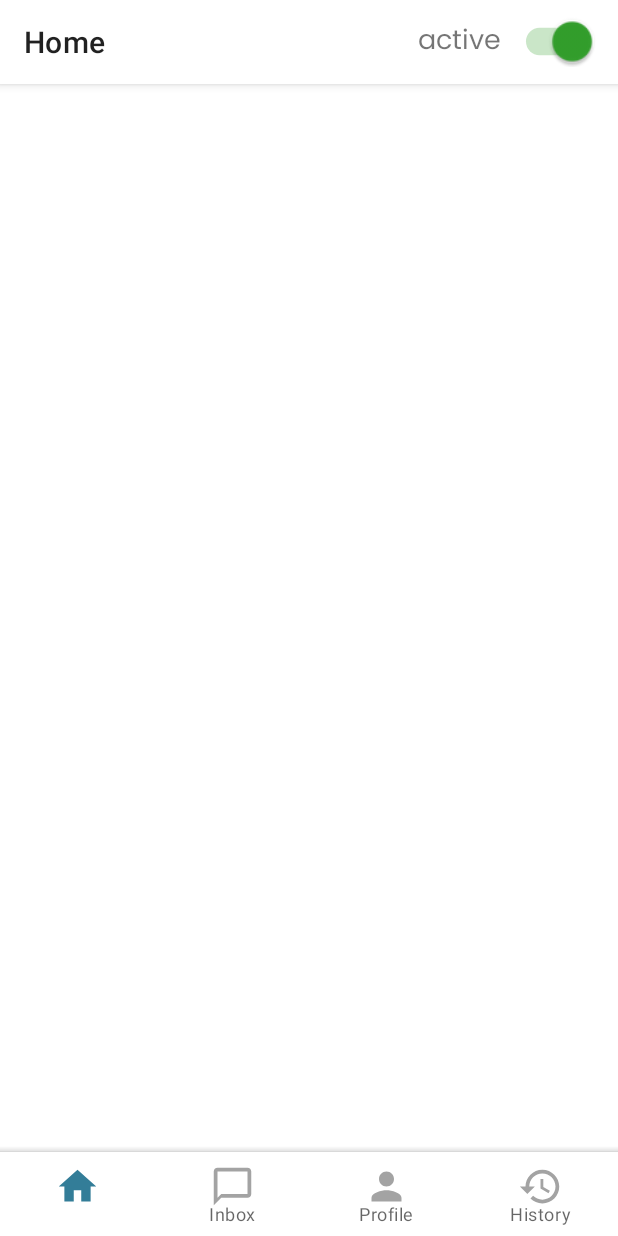
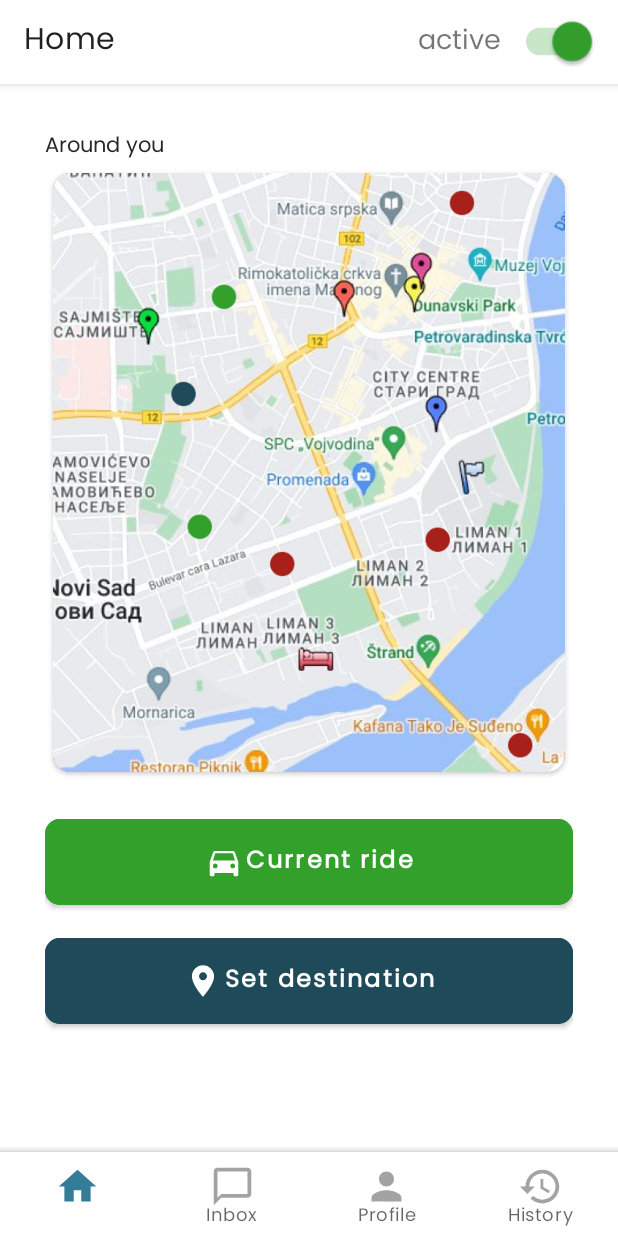
Before and after one commit to tince250/HopIn_mobile, an Android app: the screen it shows after launch (DriverMainActivity), on a phone screen of 412 x 824 dp. Run offline under Robolectric (Android 15) with nearby library versions, the phone set to English and light mode, and no system bars.

Commit message:
added main frame components, icon alignment pending

```diff
--- /dev/null
+++ b/UberApp_Tim13/app/src/main/res/drawable/ic_car.xml
@@ -0,0 +1,5 @@
+<vector android:height="24dp" android:tint="#000000"
+    android:viewportHeight="24" android:viewportWidth="24"
+    android:width="24dp" xmlns:android="http://schemas.android.com/apk/res/android">
+    <path android:fillColor="@android:color/white" android:pathData="M18.92,6.01C18.72,5.42 18.16,5 17.5,5h-11c-0.66,0 -1.21,0.42 -1.42,1.01L3,12v8c0,0.55 0.45,1 1,1h1c0.55,0 1,-0.45 1,-1v-1h12v1c0,0.55 0.45,1 1,1h1c0.55,0 1,-0.45 1,-1v-8l-2.08,-5.99zM6.5,16c-0.83,0 -1.5,-0.67 -1.5,-1.5S5.67,13 6.5,13s1.5,0.67 1.5,1.5S7.33,16 6.5,16zM17.5,16c-0.83,0 -1.5,-0.67 -1.5,-1.5s0.67,-1.5 1.5,-1.5 1.5,0.67 1.5,1.5 -0.67,1.5 -1.5,1.5zM5,11l1.5,-4.5h11L19,11L5,11z"/>
+</vector>
--- /dev/null
+++ b/UberApp_Tim13/app/src/main/res/drawable/ic_location_pin.xml
@@ -0,0 +1,5 @@
+<vector android:height="24dp" android:tint="#000000"
+    android:viewportHeight="24" android:viewportWidth="24"
+    android:width="24dp" xmlns:android="http://schemas.android.com/apk/res/android">
+    <path android:fillColor="@android:color/white" android:pathData="M12,2C8.13,2 5,5.13 5,9c0,5.25 7,13 7,13s7,-7.75 7,-13c0,-3.87 -3.13,-7 -7,-7zM12,11.5c-1.38,0 -2.5,-1.12 -2.5,-2.5s1.12,-2.5 2.5,-2.5 2.5,1.12 2.5,2.5 -1.12,2.5 -2.5,2.5z"/>
+</vector>
--- a/UberApp_Tim13/app/src/main/res/layout/activity_driver_main.xml
+++ b/UberApp_Tim13/app/src/main/res/layout/activity_driver_main.xml
@@ -5,6 +5,78 @@
     android:layout_width="match_parent"
     android:layout_height="match_parent"
     tools:context=".DriverMainActivity">
+
+    <RelativeLayout
+        android:layout_width="match_parent"
+        android:layout_height="wrap_content"
+        android:layout_gravity="top"
+        android:padding="30dp">
+
+        <TextView
+            android:id="@+id/aroundTW"
+            android:layout_width="wrap_content"
+            android:layout_height="wrap_content"
+            android:text="@string/aroundYou"
+            android:fontFamily="@font/poppinsbold"
+            android:textColor="@color/black"/>
+
+        <androidx.cardview.widget.CardView
+            android:id="@+id/map_card"
+            android:layout_width="match_parent"
+            android:layout_height="wrap_content"
+            app:cardCornerRadius="12dp"
+            android:layout_margin="5dp"
+            android:elevation="10dp"
+            android:layout_below="@id/aroundTW">
+
+            <ImageView
+                android:id="@+id/imageView2"
+                android:layout_width="wrap_content"
+                android:layout_height="wrap_content"
+                app:srcCompat="@drawable/mapa_mockap"
+                android:adjustViewBounds="true"/>
+        </androidx.cardview.widget.CardView>
+
+        <com.google.android.material.button.MaterialButton
+            android:id="@+id/button_current_ride"
+            android:layout_width="match_parent"
+            android:layout_height="wrap_content"
+            android:layout_below="@id/map_card"
+            android:backgroundTint="@color/green"
+            android:text="@string/current_ride"
+            android:textColor="@color/white"
+            android:textFontWeight="700"
+            android:textAllCaps="false"
+            android:layout_marginTop="20dp"
+            android:textSize="16dp"
+            android:padding="15dp"
+            app:cornerRadius="10dp"
+            app:icon="@drawable/ic_car"
+            app:iconGravity="textStart"
+            app:iconSize="25dp"
+            app:iconPadding="2dp"/>
+
+        <com.google.android.material.button.MaterialButton
+            android:id="@+id/button_set_dest"
+            android:layout_width="match_parent"
+            android:layout_height="wrap_content"
+            android:layout_below="@id/button_current_ride"
+            android:backgroundTint="@color/dark_blue"
+            android:text="@string/set_destination"
+            android:textColor="@color/white"
+            android:textFontWeight="700"
+            android:textAllCaps="false"
+            app:iconTint="@color/white"
+            android:layout_marginTop="10dp"
+            android:textSize="16dp"
+            android:padding="15dp"
+            app:cornerRadius="10dp"
+            app:icon="@drawable/ic_location_pin"
+            app:iconGravity="textStart"
+            app:iconSize="25dp"
+            app:iconPadding="2dp"
+            />
+    </RelativeLayout>
 
     <com.google.android.material.bottomappbar.BottomAppBar
         android:id="@+id/bottomAppBarDriver"
--- a/UberApp_Tim13/app/src/main/res/values/strings.xml
+++ b/UberApp_Tim13/app/src/main/res/values/strings.xml
@@ -12,4 +12,7 @@
     <string name="profile_nav">Profile</string>
     <string name="history_nav">History</string>
     <string name="active">active</string>
+    <string name="aroundYou">Around you</string>
+    <string name="current_ride">Current ride</string>
+    <string name="set_destination">Set destination</string>
 </resources>
--- a/UberApp_Tim13/app/src/main/res/values/themes.xml
+++ b/UberApp_Tim13/app/src/main/res/values/themes.xml
@@ -12,6 +12,7 @@
         <!-- Status bar color. -->
         <item name="android:statusBarColor">?attr/colorPrimaryDark</item>
         <!-- Customize your theme here. -->
+        <item name="fontFamily">@font/poppinsregular</item>
 
     </style>
 
```
Also changed, not shown: UberApp_Tim13/app/src/main/res/drawable/mapa_mockap.png (added).
